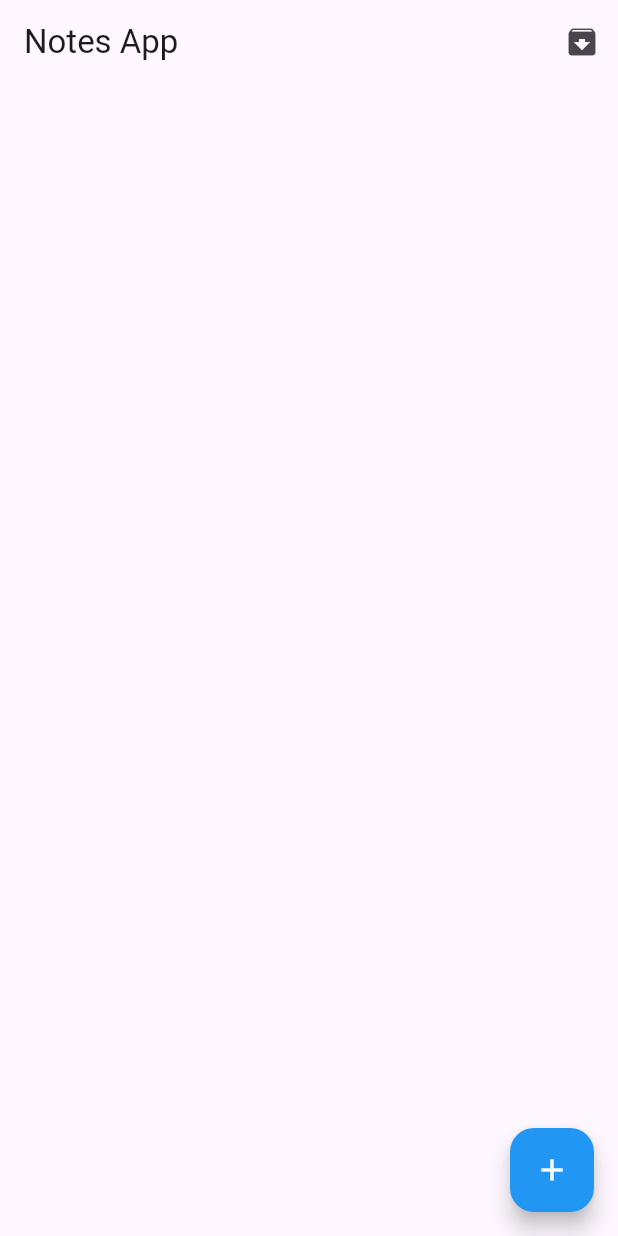
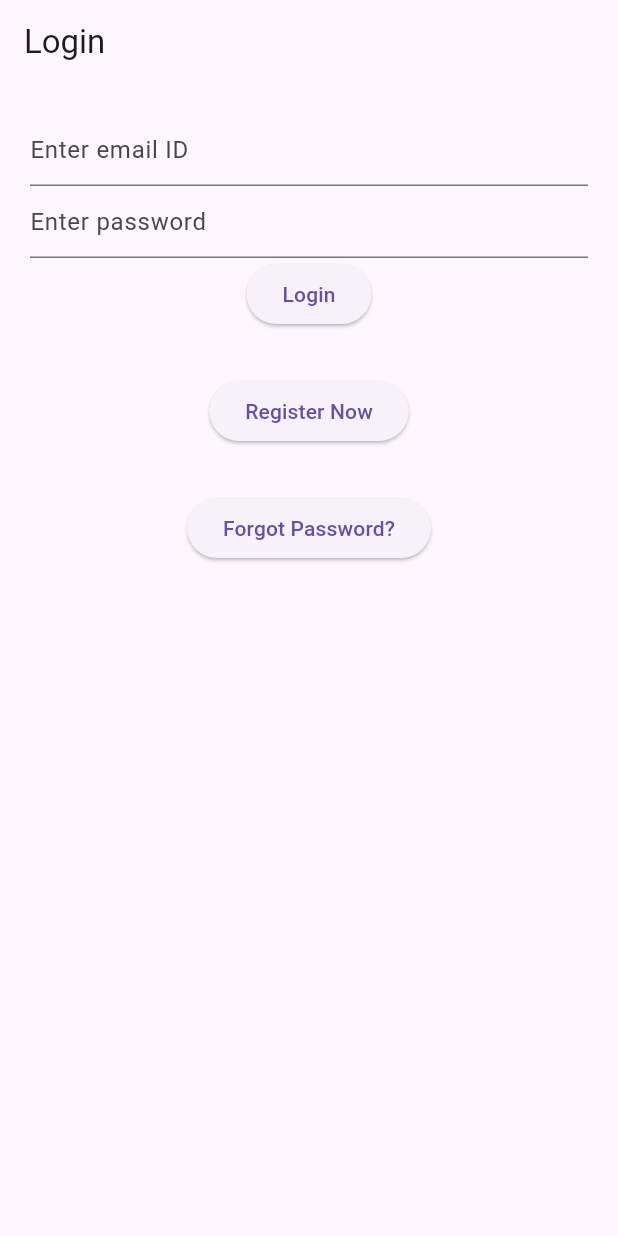
Before and after one commit to AayushKratos/notes, a Flutter app: the screen it shows after launch, on a phone screen of 412 x 824 dp. Run offline on Flutter 3.47's test engine with Material 3 defaults, Android fonts, the phone set to English and light mode, and no system bars; our stand-ins replace cloud_firestore, firebase_auth, firebase_core, get; accounts and stored records are empty.

Commit message:
added: notes

```diff
--- a/lib/Screen/HomeScreen.dart
+++ b/lib/Screen/HomeScreen.dart
@@ -1,4 +1,5 @@
 import 'package:cloud_firestore/cloud_firestore.dart';
+import 'package:firebase_auth/firebase_auth.dart';
 import 'package:flutter/material.dart';
 import 'package:note/Model/note_model.dart';
 import 'package:note/Screen/archive.dart';
@@ -13,13 +14,16 @@ class NotesHomeScreen extends StatefulWidget {
 }
 
 class _NotesHomeScreenState extends State<NotesHomeScreen> {
-  final CollectionReference myNotes = FirebaseFirestore.instance.collection('notes');
+  final CollectionReference myNotes =
+      FirebaseFirestore.instance.collection('notes');
 
   Stream<QuerySnapshot> getNotesStream() {
     return myNotes.where('archived', isEqualTo: false).snapshots();
   }
 
-
+  signOut() async {
+    await FirebaseAuth.instance.signOut();
+  }
 
   void _archiveNote(String noteId) {
     myNotes.doc(noteId).update({'archived': true});
@@ -37,11 +41,15 @@ class _NotesHomeScreenState extends State<NotesHomeScreen> {
               Navigator.push(
                 context,
                 MaterialPageRoute(
-                  builder: (context) => ArchivedNotesScreen(), // Implement this screen
+                  builder: (context) =>
+                      ArchivedNotesScreen(), // Implement this screen
                 ),
               );
             },
           ),
+          SizedBox(width: 16),
+          IconButton(
+              onPressed: () => signOut(), icon: Icon(Icons.login_rounded))
         ],
       ),
       body: StreamBuilder(
@@ -81,7 +89,8 @@ class _NotesHomeScreenState extends State<NotesHomeScreen> {
                     Navigator.push(
                       context,
                       MaterialPageRoute(
-                        builder: (context) => NoteScreen(note: noteObject), // Implement NoteScreen
+                        builder: (context) => NoteScreen(
+                            note: noteObject), // Implement NoteScreen
                       ),
                     );
                   },
@@ -112,7 +121,7 @@ class _NotesHomeScreenState extends State<NotesHomeScreen> {
           );
         },
         backgroundColor: Colors.blue,
-        child: const Icon(Icons.add, color: Colors.white),
+        child: Icon(Icons.add, color: Colors.white),
       ),
     );
   }
--- /dev/null
+++ b/lib/Screen/forgot_pass.dart
@@ -0,0 +1,35 @@
+import 'package:firebase_auth/firebase_auth.dart';
+import 'package:flutter/material.dart';
+
+class Forgot extends StatefulWidget {
+  const Forgot({super.key});
+
+  @override
+  State<Forgot> createState() => _ForgotState();
+}
+
+class _ForgotState extends State<Forgot> {
+
+  TextEditingController email = TextEditingController();
+
+  reset()async{
+    await FirebaseAuth.instance.sendPasswordResetEmail(email: email.text);
+  }
+
+  @override
+  Widget build(BuildContext context) {
+    return Scaffold(
+      appBar: AppBar(title: Text('Forgot Password'),),
+      body: Padding(padding: EdgeInsets.all(20),
+      child: Column(
+        children: [
+          TextField(
+            controller: email,
+            decoration: InputDecoration(hintText: 'Enter your email'),
+          ),
+          ElevatedButton(onPressed: (()=>reset()), child: Text('Send Link'))
+        ],
+      ),),
+    );
+  }
+}
--- /dev/null
+++ b/lib/Screen/login.dart
@@ -0,0 +1,74 @@
+import 'package:flutter/material.dart';
+import 'package:firebase_auth/firebase_auth.dart';
+import 'package:get/get.dart';
+import 'package:note/Screen/forgot_pass.dart';
+import 'package:note/Screen/signup.dart';
+
+class LoginPage extends StatefulWidget {
+  const LoginPage({super.key});
+
+  @override
+  State<LoginPage> createState() => _LoginPageState();
+}
+
+class _LoginPageState extends State<LoginPage> {
+  TextEditingController email = TextEditingController();
+  TextEditingController password = TextEditingController();
+
+  bool isLoading = false;
+
+  signIn() async {
+    setState(() {
+      isLoading = true;
+    });
+    try {
+      await FirebaseAuth.instance.signInWithEmailAndPassword(
+          email: email.text, password: password.text);
+    } on FirebaseAuthException catch (e) {
+      Get.snackbar("Error", e.code);
+    } catch (e) {
+      Get.snackbar("Error", e.toString());
+    }
+    setState(() {
+      isLoading = false;
+    });
+  }
+
+  @override
+  Widget build(BuildContext context) {
+    return isLoading
+        ? Center(
+            child: CircularProgressIndicator(),
+          )
+        : Scaffold(
+            appBar: AppBar(
+              title: Text("Login"),
+            ),
+            body: Padding(
+              padding: EdgeInsets.all(20),
+              child: Column(
+                children: [
+                  TextField(
+                    controller: email,
+                    decoration: InputDecoration(hintText: 'Enter email ID'),
+                  ),
+                  TextField(
+                    controller: password,
+                    decoration: InputDecoration(hintText: 'Enter password'),
+                  ),
+                  ElevatedButton(
+                      onPressed: (() => signIn()), child: Text('Login')),
+                  SizedBox(height: 30),
+                  ElevatedButton(
+                      onPressed: (() => Get.to(Signup())),
+                      child: Text('Register Now')),
+                  SizedBox(height: 30),
+                  ElevatedButton(
+                      onPressed: (() => Get.to(Forgot())),
+                      child: Text('Forgot Password?'))
+                ],
+              ),
+            ),
+          );
+  }
+}
--- /dev/null
+++ b/lib/Screen/signup.dart
@@ -0,0 +1,42 @@
+import 'package:firebase_auth/firebase_auth.dart';
+import 'package:flutter/material.dart';
+import 'package:get/get.dart';
+import 'package:note/wrapper.dart';
+
+class Signup extends StatefulWidget {
+  const Signup({super.key});
+
+  @override
+  State<Signup> createState() => _SignupState();
+}
+
+class _SignupState extends State<Signup> {
+
+  TextEditingController email = TextEditingController();
+  TextEditingController password = TextEditingController();
+
+  signup() async{
+    await FirebaseAuth.instance.createUserWithEmailAndPassword(email: email.text, password: password.text);
+    Get.offAll(Wrapper());
+  }
+  @override
+  Widget build(BuildContext context) {
+    return Scaffold(
+      appBar: AppBar(title: Text('Sign Up'),),
+      body: Padding(padding: EdgeInsets.all(20),
+      child: Column(
+        children: [
+          TextField(
+            controller: email,
+            decoration: InputDecoration(hintText: 'Enter email'),
+          ),
+          TextField(
+            controller: password,
+            decoration: InputDecoration(hintText: 'Enter password'),
+          ),
+          ElevatedButton(onPressed: (()=>signup()), child: Text('Sign Up'))
+        ],
+      ),),
+    );
+  }
+}
--- a/lib/main.dart
+++ b/lib/main.dart
@@ -1,6 +1,7 @@
 import 'package:firebase_core/firebase_core.dart';
 import 'package:flutter/material.dart';
-import 'package:note/Screen/HomeScreen.dart';
+import 'package:get/get.dart';
+import 'package:note/wrapper.dart';
 
 Future<void> main() async {
   WidgetsFlutterBinding.ensureInitialized();
@@ -13,9 +14,9 @@ class MyApp extends StatelessWidget {
 
   @override
   Widget build(BuildContext context) {
-    return MaterialApp(
+    return GetMaterialApp(
       debugShowCheckedModeBanner: false,
-      home: const NotesHomeScreen(),
+      home: Wrapper(),
     );
   }
 }
--- /dev/null
+++ b/lib/wrapper.dart
@@ -0,0 +1,34 @@
+import 'package:flutter/material.dart';
+import 'package:firebase_auth/firebase_auth.dart';
+import 'package:note/Screen/HomeScreen.dart';
+import 'package:note/Screen/login.dart';
+import 'package:note/Screen/verify.dart';
+
+class Wrapper extends StatefulWidget {
+  const Wrapper({super.key});
+
+  @override
+  State<Wrapper> createState() => _WrapperState();
+}
+
+class _WrapperState extends State<Wrapper> {
+  @override
+  Widget build(BuildContext context) {
+    return Scaffold(
+      body: StreamBuilder(
+          stream: FirebaseAuth.instance.authStateChanges(),
+          builder: (context, snapshot) {
+            if (snapshot.hasData) {
+              print(snapshot.data);
+              if (snapshot.data!.emailVerified) {
+                return NotesHomeScreen();
+              } else {
+                return Verify();
+              }
+            } else {
+              return LoginPage();
+            }
+          }),
+    );
+  }
+}
--- a/pubspec.yaml
+++ b/pubspec.yaml
@@ -39,6 +39,7 @@ dependencies:
   firebase_auth: ^5.2.0
   cloud_firestore: ^5.3.0
   intl: ^0.19.0
+  get: ^4.6.6
 
 dev_dependencies:
   flutter_test:
```
Also changed, not shown: lib/Screen/verify.dart (added, +53 -0 lines), pubspec.lock.
